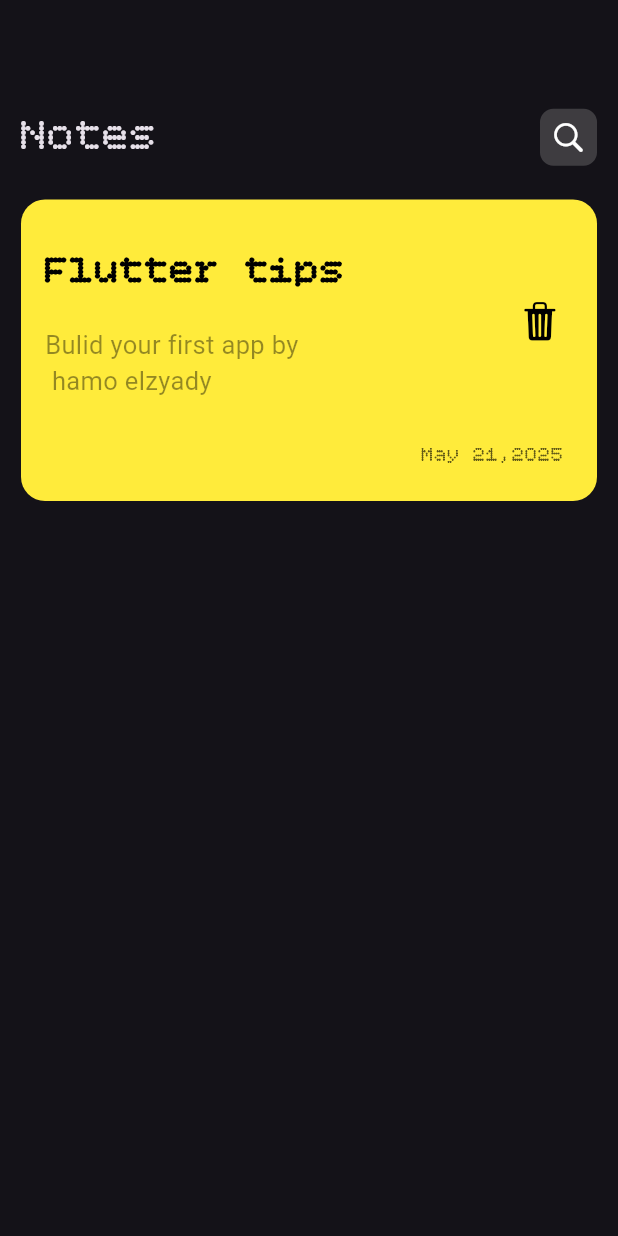
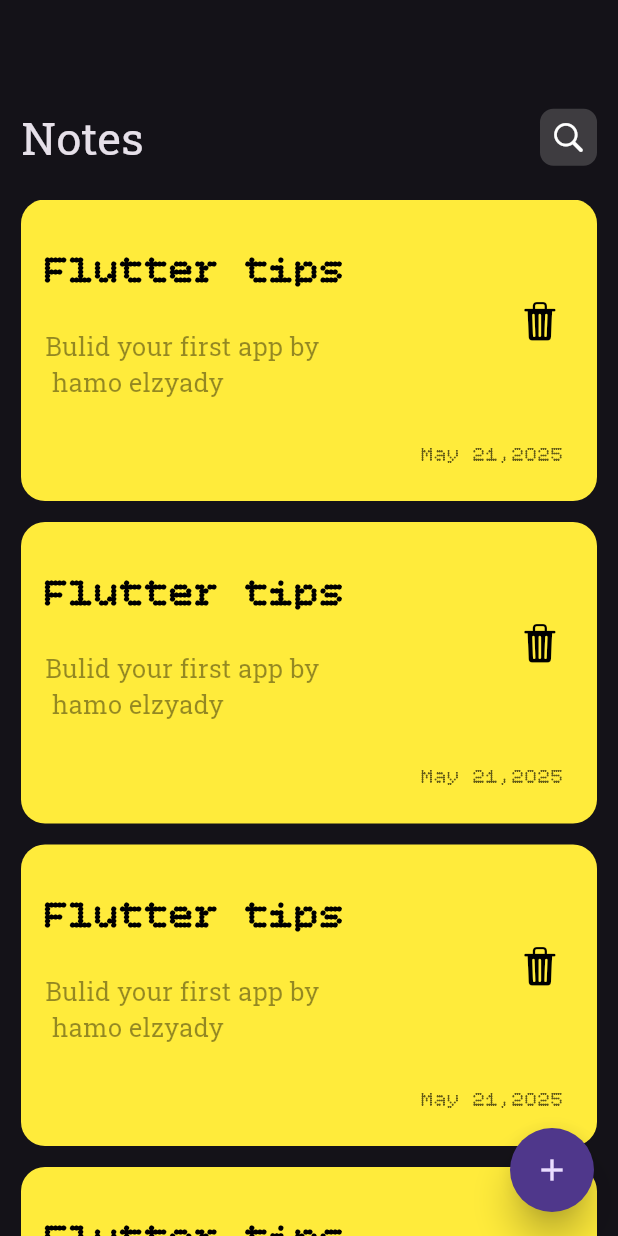
Before and after one commit to MohamedElzyady/notes_app, a Flutter app: the screen it shows after launch, on a phone screen of 412 x 824 dp. Run offline on Flutter 3.47's test engine with Material 3 defaults, Android fonts, the phone set to English and light mode, and no system bars; our stand-ins replace gap.

Commit message:
add floatingActionButton

```diff
--- a/lib/home/home.dart
+++ b/lib/home/home.dart
@@ -1,7 +1,7 @@
 import 'package:flutter/material.dart';
 import 'package:gap/gap.dart';
 import 'package:note_app/home/widgets/custom_app_bar.dart';
-import 'package:note_app/home/widgets/notes_item.dart';
+import 'package:note_app/home/widgets/custom_listView.dart';
 
 class Home extends StatelessWidget {
   const Home({super.key});
@@ -9,10 +9,26 @@ class Home extends StatelessWidget {
   @override
   Widget build(BuildContext context) {
     return Scaffold(
+      // floatingActionButtonLocation: FloatingActionButtonLocation.centerDocked,
+      floatingActionButton: FloatingActionButton(
+        elevation: 10,
+        shape: RoundedRectangleBorder(
+          borderRadius: BorderRadiusGeometry.circular(40),
+        ),
+        onPressed: () {},
+        child: Icon(Icons.add),
+      ),
       // backgroundColor: Colors.green,
       body: Padding(
         padding: const EdgeInsets.symmetric(horizontal: 14),
-        child: Column(children: [Gap(70), AppPar(), Gap(20), MyWidget()]),
+        child: Column(
+          children: [
+            Gap(70),
+            AppPar(),
+            Gap(20),
+            Expanded(child: CustomListview()),
+          ],
+        ),
       ),
     );
   }
--- a/lib/home/widgets/custom_app_bar.dart
+++ b/lib/home/widgets/custom_app_bar.dart
@@ -9,7 +9,11 @@ class AppPar extends StatelessWidget {
       children: [
         const Text(
           'Notes',
-          style: TextStyle(fontSize: 30, fontWeight: FontWeight.w500),
+          style: TextStyle(
+            fontSize: 30,
+            fontWeight: FontWeight.w500,
+            fontFamily: 'RobotoSlab',
+          ),
         ),
         const Spacer(),
         Container(
--- /dev/null
+++ b/lib/home/widgets/custom_listView.dart
@@ -0,0 +1,19 @@
+import 'package:flutter/cupertino.dart';
+import 'package:note_app/home/widgets/notes_item.dart';
+
+class CustomListview extends StatelessWidget {
+  const CustomListview({super.key});
+
+  @override
+  Widget build(BuildContext context) {
+    return ListView.builder(
+      itemCount: 5,
+      itemBuilder: (context, index) {
+        return Padding(
+          padding: const EdgeInsets.only(bottom: 14),
+          child: NoteItem(),
+        );
+      },
+    );
+  }
+}
--- a/lib/home/widgets/notes_item.dart
+++ b/lib/home/widgets/notes_item.dart
@@ -2,8 +2,8 @@ import 'package:flutter/cupertino.dart';
 import 'package:flutter/material.dart';
 import 'package:gap/gap.dart';
 
-class MyWidget extends StatelessWidget {
-  const MyWidget({super.key});
+class NoteItem extends StatelessWidget {
+  const NoteItem({super.key});
 
   @override
   Widget build(BuildContext context) {
@@ -15,6 +15,7 @@ class MyWidget extends StatelessWidget {
       child: Column(
         crossAxisAlignment: CrossAxisAlignment.end,
         children: [
+
           Gap(20),
           ListTile(
             title: const Text(
@@ -31,7 +32,7 @@ class MyWidget extends StatelessWidget {
                 'Bulid your first app by\n hamo elzyady',
                 style: TextStyle(
                   color: Color.fromARGB(107, 0, 0, 0),
-                  fontFamily: '',
+                  fontFamily: 'RobotoSlab',
                   fontSize: 17,
                 ),
               ),
--- a/pubspec.yaml
+++ b/pubspec.yaml
@@ -78,6 +78,9 @@ flutter:
     - family: Retro
       fonts:
         - asset: assets/fonts/BitcountGridSingle-Regular.ttf
+    - family: RobotoSlab
+      fonts:
+        - asset: assets/fonts/RobotoSlab-Regular.ttf
 
   # For details regarding fonts from package dependencies,
   # see https://flutter.dev/to/font-from-package
```
Also changed, not shown: assets/fonts/RobotoSlab-Regular.ttf (added).
